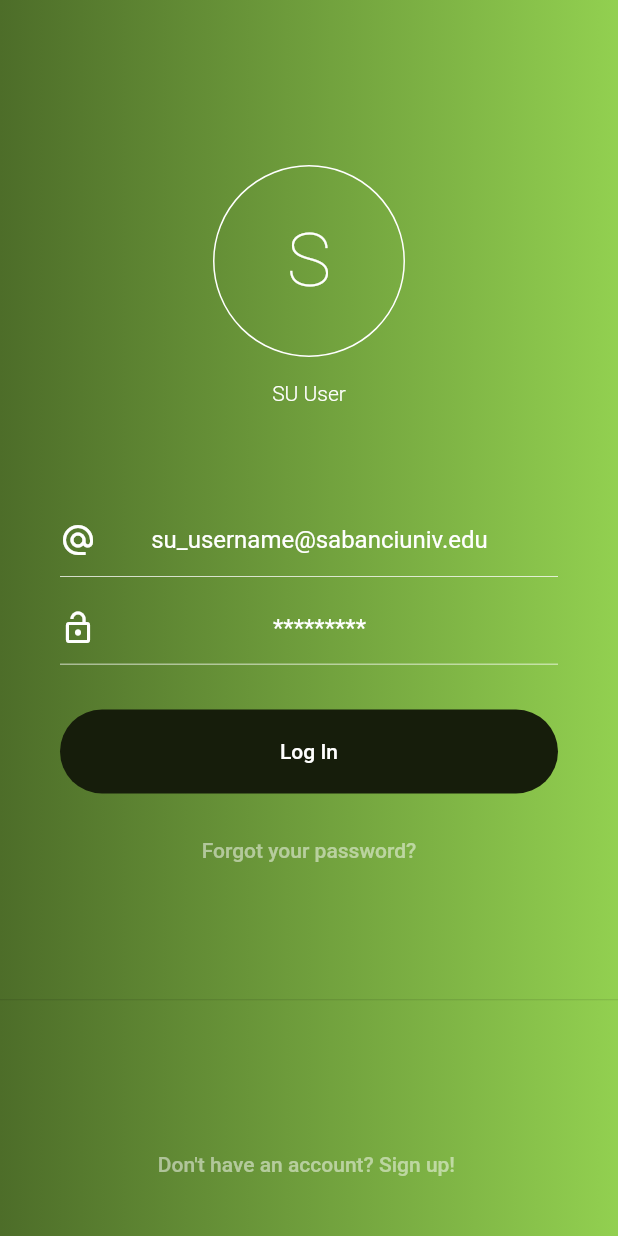
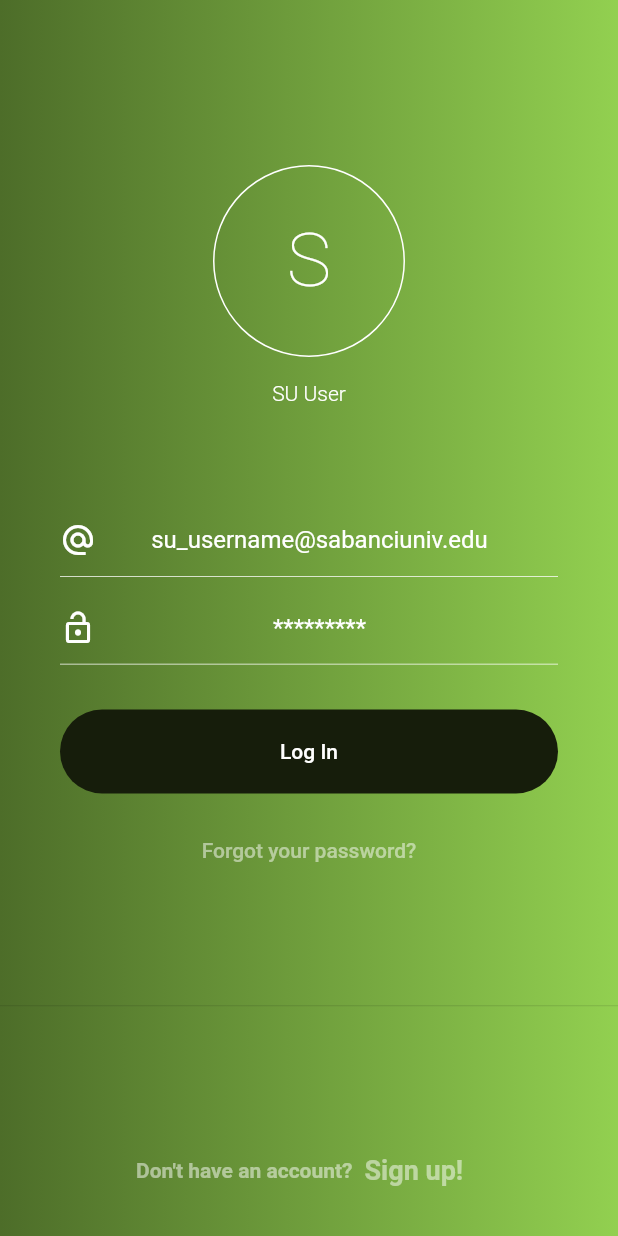
Before and after one commit to ecesevenay/CS310_Mobile_Application, a Flutter app: the screen it shows after launch, after a tap on "Login", on a phone screen of 412 x 824 dp. Run offline on Flutter 3.47's test engine with Material 2 defaults, Android fonts, the phone set to English and light mode, and no system bars.

Commit message:
welcome, login, signup

```diff
--- a/lib/main.dart
+++ b/lib/main.dart
@@ -1,13 +1,13 @@
 import 'package:flutter/material.dart';
 import 'package:cs_310_proje/pages/welcomepage.dart';
 import 'package:cs_310_proje/pages/login.dart';
-import 'package:cs_310_proje/pages/signin.dart';
+import 'package:cs_310_proje/pages/signup.dart';
 
 
 void main() => runApp(MaterialApp(
   routes: {
     '/': (context) => Welcome(),
     '/login': (context) => LoginScreen(),
-    '/signup': (context) => SignUp(),
+    '/signup': (context) => SignupPage(),
   },
 ));
--- a/lib/pages/login.dart
+++ b/lib/pages/login.dart
@@ -195,22 +195,24 @@ class LoginScreen extends StatelessWidget {
                 margin: const EdgeInsets.only(left: 40.0, right: 40.0, top: 10.0, bottom: 20.0),
                 alignment: Alignment.center,
                 child: new Row(
-                  children: <Widget>[
-                    new Expanded(
-                      child: new FlatButton(
-                        padding: const EdgeInsets.symmetric(vertical: 20.0, horizontal: 20.0),
-                        color: Colors.transparent,
-                        onPressed: () => {},
-                        shape: RoundedRectangleBorder(
-                          borderRadius: BorderRadius.circular(30)
-                        ),
-                        child: Text(
-                          "Don't have an account? Sign up! ",
-                          style: TextStyle(color: this.foregroundColor!.withOpacity(0.5)),
-                        ),
-                      ),
+                  mainAxisAlignment: MainAxisAlignment.center,
+                  children: [
+                    Text("Don't have an account?", style: TextStyle(
+                    color: AppColors.backgroundColor.withOpacity(0.5),
+                    fontWeight: FontWeight.w600)
+                ),
+                    TextButton(
+                          onPressed: () {
+                            Navigator.pushNamed(context, '/signup');
+                          },
+                          child:Text("Sign up! ",
+                          style: TextStyle(
+                              color: AppColors.backgroundColor.withOpacity(0.5),
+                              fontWeight: FontWeight.w600,
+                              fontSize: 18),
+                          )
                     ),
-                  ],
+                  ]
                 ),
               ),
             ],
```
Also changed, not shown: lib/pages/signup.dart (+35 -12 lines).
